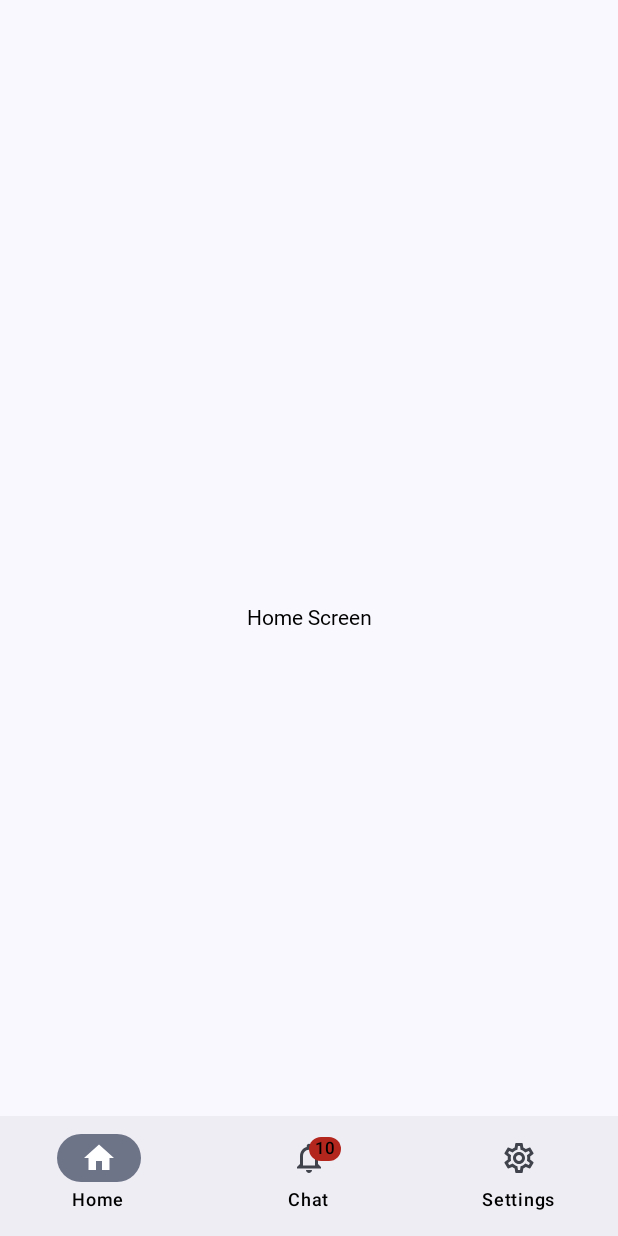
After one commit to Tirth-p/ComposePracticeDemoApp, an Android app built with Jetpack Compose: the BadgesBottomNavBar screen opened directly, with no data from a screen before it, on a phone screen of 412 x 824 dp. The commit adds this screen. Run offline under Robolectric (Android 15) with nearby library versions, the light colour scheme and no system bars; Roboto replaces fonts that are not available here.

Commit message:
- Navigation Bar

```diff
--- /dev/null
+++ b/app/src/main/java/com/example/composepracticedemoapp/BadgesBottomNavBar.kt
@@ -0,0 +1,199 @@
+package com.example.composepracticedemoapp
+
+import android.annotation.SuppressLint
+import android.os.Bundle
+import androidx.activity.ComponentActivity
+import androidx.activity.compose.setContent
+import androidx.compose.foundation.interaction.MutableInteractionSource
+import androidx.compose.foundation.layout.*
+import androidx.compose.material.icons.Icons
+import androidx.compose.material.icons.filled.Home
+import androidx.compose.material.icons.filled.Notifications
+import androidx.compose.material.icons.filled.Settings
+import androidx.compose.material.icons.outlined.Home
+import androidx.compose.material.icons.outlined.Notifications
+import androidx.compose.material.icons.outlined.Settings
+import androidx.compose.material3.*
+import androidx.compose.runtime.*
+import androidx.compose.ui.Alignment
+import androidx.compose.ui.Alignment.Companion.CenterHorizontally
+import androidx.compose.ui.Modifier
+import androidx.compose.ui.tooling.preview.Preview
+import androidx.compose.ui.unit.dp
+import androidx.navigation.NavController
+import androidx.navigation.NavHostController
+import androidx.navigation.compose.NavHost
+import androidx.navigation.compose.composable
+import androidx.navigation.compose.currentBackStackEntryAsState
+import androidx.navigation.compose.rememberNavController
+import com.example.composepracticedemoapp.data.BottomNavItem
+import com.example.composepracticedemoapp.ui.theme.ComposePracticeDemoAppTheme
+
+class BadgesBottomNavBar : ComponentActivity() {
+    override fun onCreate(savedInstanceState: Bundle?) {
+        super.onCreate(savedInstanceState)
+        setContent {
+            ComposePracticeDemoAppTheme {
+                BottomNavBar()
+            }
+        }
+    }
+}
+
+
+@SuppressLint("UnusedMaterial3ScaffoldPaddingParameter")
+@OptIn(ExperimentalMaterial3Api::class)
+@Composable
+fun BottomNavBar() {
+    val navController = rememberNavController()
+    Scaffold(
+        bottomBar = {
+            BottomNavigationBar(
+                items = listOf(
+                    BottomNavItem(
+                        name = "Home",
+                        route = "home",
+                        checkedIcon = Icons.Filled.Home,
+                        uncheckedIcon = Icons.Outlined.Home
+                    ),
+                    BottomNavItem(
+                        name = "Chat",
+                        route = "chat",
+                        checkedIcon = Icons.Filled.Notifications,
+                        uncheckedIcon = Icons.Outlined.Notifications,
+                        badgeCount = 10
+                    ),
+                    BottomNavItem(
+                        name = "Settings",
+                        route = "settings",
+                        checkedIcon = Icons.Filled.Settings,
+                        uncheckedIcon = Icons.Outlined.Settings
+                    ),
+                ),
+                navController = navController,
+                OnItemClick = {
+                    navController.navigate(it.route)
+                }
+            )
+        }
+    ) {
+        Navigation(navHostController = navController)
+    }
+}
+
+@Composable
+private fun Navigation(navHostController: NavHostController) {
+    NavHost(navController = navHostController, startDestination = "home") {
+        composable("home") {
+            HomeScreenBar()
+        }
+        composable("chat") {
+            ChatScreen()
+        }
+        composable("settings") {
+            SettingScreen()
+        }
+    }
+}
+
+
+@Composable
+fun BottomNavigationBar(
+    items: List<BottomNavItem>,
+    navController: NavController,
+    modifier: Modifier = Modifier,
+    OnItemClick: (BottomNavItem) -> Unit,
+) {
+
+    val backStackEntry = navController.currentBackStackEntryAsState()
+    NavigationBar(
+        modifier = Modifier,
+        tonalElevation = 5.dp,
+    ) {
+        items.forEach { item ->
+            val selected = item.route == backStackEntry.value?.destination?.route
+            NavigationBarItem(
+                selected = selected,
+                onClick = {
+                    OnItemClick(item)
+                },
+                label = { Text(text = item.name) },
+                interactionSource = remember { MutableInteractionSource() },
+                colors = NavigationBarItemDefaults.colors(),
+                icon = {
+                    Column(horizontalAlignment = CenterHorizontally) {
+                        if (item.badgeCount > 0) {
+                            BadgedBox(badge = {
+                                Badge { Text(text = item.badgeCount.toString()) }
+                            }
+                            ) {
+                                if (selected) {
+                                    Icon(
+                                        imageVector = item.checkedIcon,
+                                        contentDescription = item.name
+                                    )
+                                } else {
+                                    Icon(
+                                        imageVector = item.uncheckedIcon,
+                                        contentDescription = item.name
+                                    )
+                                }
+                            }
+                        } else {
+                            if (selected) {
+                                Icon(
+                                    imageVector = item.checkedIcon,
+                                    contentDescription = item.name
+                                )
+                            } else {
+                                Icon(
+                                    imageVector = item.uncheckedIcon,
+                                    contentDescription = item.name
+                                )
+                            }
+                        }
+                    }
+                }
+            )
+        }
+    }
+}
+
+
+@Composable
+fun HomeScreenBar() {
+    Box(
+        modifier = Modifier.fillMaxSize(),
+        contentAlignment = Alignment.Center
+    ) {
+        Text(text = "Home Screen")
+    }
+}
+
+@Composable
+fun ChatScreen() {
+    Box(
+        modifier = Modifier.fillMaxSize(),
+        contentAlignment = Alignment.Center
+    ) {
+        Text(text = "Chat Screen")
+    }
+}
+
+@Composable
+fun SettingScreen() {
+    Box(
+        modifier = Modifier.fillMaxSize(),
+        contentAlignment = Alignment.Center
+    ) {
+        Text(text = "Setting Screen")
+    }
+}
+
+@Preview(showBackground = true)
+@Composable
+fun DefaultPreview10() {
+    ComposePracticeDemoAppTheme {
+        BottomNavBar()
+    }
+}
--- /dev/null
+++ b/app/src/main/java/com/example/composepracticedemoapp/data/BottomNavItem.kt
@@ -0,0 +1,14 @@
+package com.example.composepracticedemoapp.data
+
+import androidx.compose.ui.graphics.vector.ImageVector
+
+/**
+ * Created by Tirth Patel.
+ */
+data class BottomNavItem(
+    val name: String,
+    val route : String,
+    val checkedIcon: ImageVector,
+    val uncheckedIcon: ImageVector,
+    val badgeCount: Int = 0
+    )
--- a/app/src/main/res/values/strings.xml
+++ b/app/src/main/res/values/strings.xml
@@ -10,4 +10,6 @@
     <string name="title_activity_draggable_music_knob">DraggableMusicKnob</string>
     <string name="title_activity_meditation_ui">MeditationUi</string>
     <string name="title_activity_insta_profile">InstaProfile</string>
+    <string name="title_activity_badges_bottom_nav_bar">BadgesBottomNavBar</string>
+    <string name="title_activity_multi_layer_scroll">MultiLayerScroll</string>
 </resources>
```
Also changed, not shown: app/build.gradle (+18 -1 lines), app/src/main/AndroidManifest.xml (+10 -0 lines), app/src/main/java/com/example/composepracticedemoapp/HomeScreen.kt (+76 -88 lines), app/src/main/java/com/example/composepracticedemoapp/MultiLayerScroll.kt (added, +47 -0 lines), app/src/main/java/com/example/composepracticedemoapp/instagramProfile/ProfileScreen.kt (+20 -25 lines).
